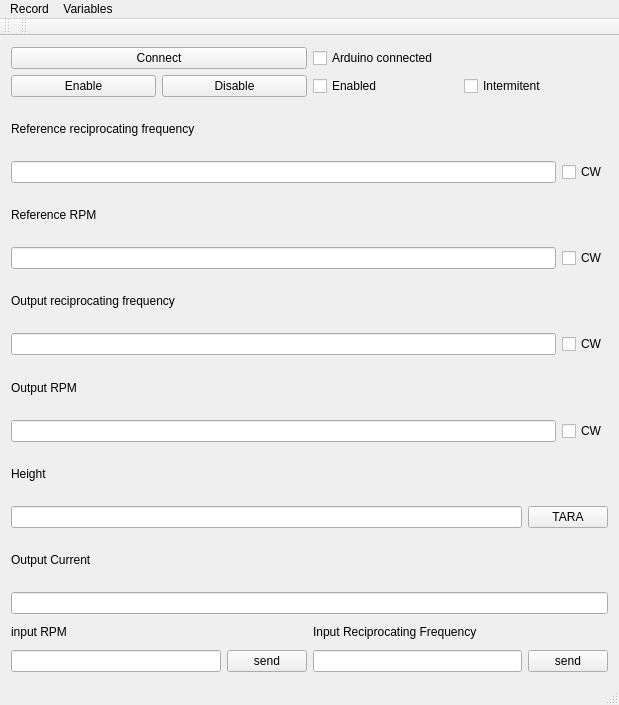
Above: SSC-Interface/mainwindow.ui from jordaorodolfo/SSC before the change. Below: the same form after it.
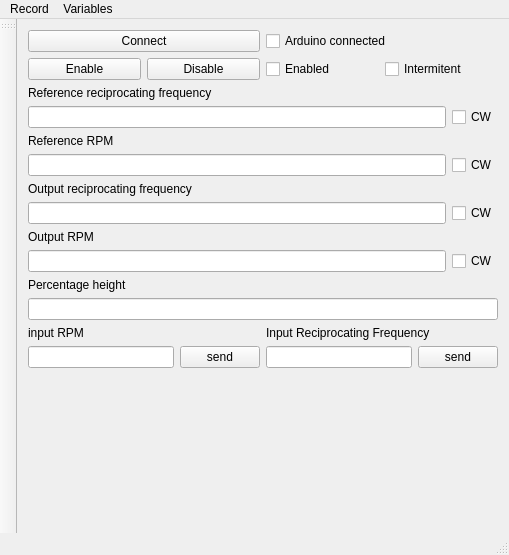
That is the form after the change.

Commit message: major changes to code -removed current reading. -implemented a internal variable editor. -height is output based on percentage.

Diff of the .ui file:
```diff
--- a/SSC-Interface/mainwindow.ui
+++ b/SSC-Interface/mainwindow.ui
@@ -6,8 +6,8 @@
    <rect>
     <x>0</x>
     <y>0</y>
-    <width>619</width>
-    <height>705</height>
+    <width>509</width>
+    <height>555</height>
    </rect>
   </property>
   <property name="sizePolicy">
@@ -200,7 +200,7 @@
     <item>
      <widget class="QLabel" name="label_8">
       <property name="text">
-       <string>Height</string>
+       <string>Percentage height</string>
       </property>
      </widget>
     </item>
@@ -209,29 +209,8 @@
       <item>
        <widget class="QLineEdit" name="lineEditHeight"/>
       </item>
-      <item>
-       <widget class="QPushButton" name="pushButtonHeightTARA">
-        <property name="text">
-         <string>TARA</string>
-        </property>
-       </widget>
-      </item>
      </layout>
     </item>
-    <item>
-     <widget class="QLabel" name="label_4">
-      <property name="text">
-       <string>Output Current</string>
-      </property>
-     </widget>
-    </item>
-    <item>
-     <widget class="QLineEdit" name="motorOutputCurrentLineEdit">
-      <property name="readOnly">
-       <bool>true</bool>
-      </property>
-     </widget>
-    </item>
     <item>
      <layout class="QGridLayout" name="gridLayout_2">
       <item row="1" column="0">
@@ -282,14 +261,45 @@
       </item>
      </layout>
     </item>
+    <item>
+     <spacer name="verticalSpacer">
+      <property name="orientation">
+       <enum>Qt::Vertical</enum>
+      </property>
+      <property name="sizeHint" stdset="0">
+       <size>
+        <width>20</width>
+        <height>40</height>
+       </size>
+      </property>
+     </spacer>
+    </item>
    </layout>
+   <zorder>label_8</zorder>
+   <zorder>label_5</zorder>
+   <zorder>label</zorder>
+   <zorder>label_6</zorder>
+   <zorder>label_3</zorder>
+   <zorder>verticalSpacer</zorder>
+  </widget>
+  <widget class="QStatusBar" name="statusBar"/>
+  <widget class="QToolBar" name="toolBar">
+   <property name="windowTitle">
+    <string>toolBar</string>
+   </property>
+   <attribute name="toolBarArea">
+    <enum>LeftToolBarArea</enum>
+   </attribute>
+   <attribute name="toolBarBreak">
+    <bool>false</bool>
+   </attribute>
   </widget>
   <widget class="QMenuBar" name="menuBar">
    <property name="geometry">
     <rect>
      <x>0</x>
      <y>0</y>
-     <width>619</width>
+     <width>509</width>
      <height>27</height>
     </rect>
    </property>
@@ -313,26 +323,6 @@
    <addaction name="menuRecord"/>
    <addaction name="menuVariables"/>
   </widget>
-  <widget class="QToolBar" name="mainToolBar">
-   <attribute name="toolBarArea">
-    <enum>TopToolBarArea</enum>
-   </attribute>
-   <attribute name="toolBarBreak">
-    <bool>false</bool>
-   </attribute>
-  </widget>
-  <widget class="QStatusBar" name="statusBar"/>
-  <widget class="QToolBar" name="toolBar">
-   <property name="windowTitle">
-    <string>toolBar</string>
-   </property>
-   <attribute name="toolBarArea">
-    <enum>TopToolBarArea</enum>
-   </attribute>
-   <attribute name="toolBarBreak">
-    <bool>false</bool>
-   </attribute>
-  </widget>
   <action name="actionError">
    <property name="text">
     <string>Error</string>
```
The commit also changes 6 other files.
